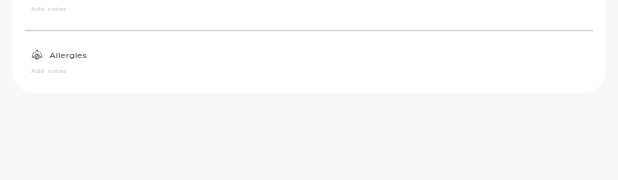
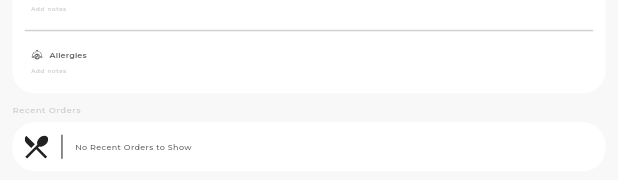
Before and after one commit to koussay97/eigital_assesment, a Flutter app: the CenterPanContent widget shown alone on an empty page, opened directly, on a phone screen of 412 x 824 dp. Shown: the part 1053-1233 px from the top of the screen. Run offline on Flutter 3.47's test engine with Material 3 defaults, Android fonts, the phone set to English and light mode, and no system bars; our stand-ins replace bloc, equatable, flutter_bloc, flutter_svg, google_fonts, shimmer.

Commit message:
working on social review

```diff
--- a/lib/widgets/center_pan.dart
+++ b/lib/widgets/center_pan.dart
@@ -37,18 +37,26 @@ class CenterPanContent extends StatelessWidget {
 
             SizedBox(height: SizeConfig.getDynamicBlocSize(context: context)*2,),
             MiniSectionWidget(
+              hideBtn: false,
               themeData: currentTheme,
               scaleFactor: textScaler,
               title: 'Allergy',btnLabel: 'Add',iconName: AssetAccessor.storeIcon,iconTitle: 'No Allergies',),
             SizedBox(height: SizeConfig.getDynamicBlocSize(context: context)*2,),
             MiniSectionWidget(
+              hideBtn: false,
               themeData: currentTheme,
               scaleFactor: textScaler,
               title: 'Upcoming Visits',btnLabel: 'Book A Visit',iconName: AssetAccessor.forkKnifeIcon,iconTitle: 'No Upcoming Visits',),
             SizedBox(height: SizeConfig.getDynamicBlocSize(context: context)*2,),
-
             NotesCard(currentTheme: currentTheme,
             textScaleFactor: textScaler,),
+            SizedBox(height: SizeConfig.getDynamicBlocSize(context: context)*2,),
+            MiniSectionWidget(
+              hideBtn: true,
+              themeData: currentTheme,
+              scaleFactor: textScaler,
+              title: 'Recent Orders',btnLabel: '--',iconName: AssetAccessor.spoonKnifeIcon,iconTitle: 'No Recent Orders to Show',),
+
           ],
         ),
       ),
--- a/lib/widgets/mini_sctionCard_widget.dart
+++ b/lib/widgets/mini_sctionCard_widget.dart
@@ -10,12 +10,13 @@ class MiniSectionWidget extends StatelessWidget {
 
   final double? scaleFactor;
   final ThemeData themeData;
-
+  final bool hideBtn;
   final String iconName;
   final String iconTitle;
   final String btnLabel;
   const MiniSectionWidget(
       {super.key,
+        required this.hideBtn,
         required this.iconName,
         required this.iconTitle,
         required this.themeData,
@@ -65,6 +66,7 @@ class MiniSectionWidget extends StatelessWidget {
                       iconTitle),
                 ],
               ),
+              hideBtn?const SizedBox.shrink():
               ElevatedButton(
                   style: ButtonStyle(
                     backgroundColor: WidgetStatePropertyAll(AppColors.mainPrimaryBlack),
--- a/lib/widgets/notes_card.dart
+++ b/lib/widgets/notes_card.dart
@@ -26,6 +26,8 @@ class NotesCard extends StatelessWidget {
         ),
         BigWhiteCard(
           tabContent: ListView.separated(
+            scrollDirection: Axis.vertical,
+              physics: const  NeverScrollableScrollPhysics(),
               shrinkWrap: true,
               itemBuilder: (context, index) {
                 return Padding(
```
